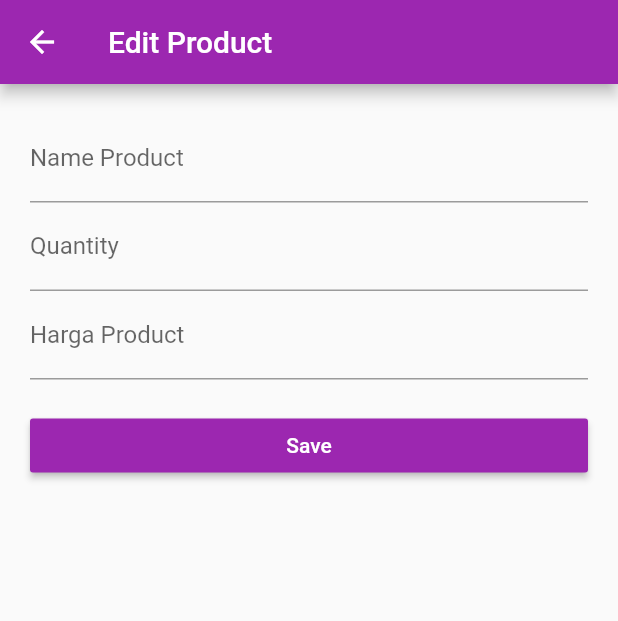
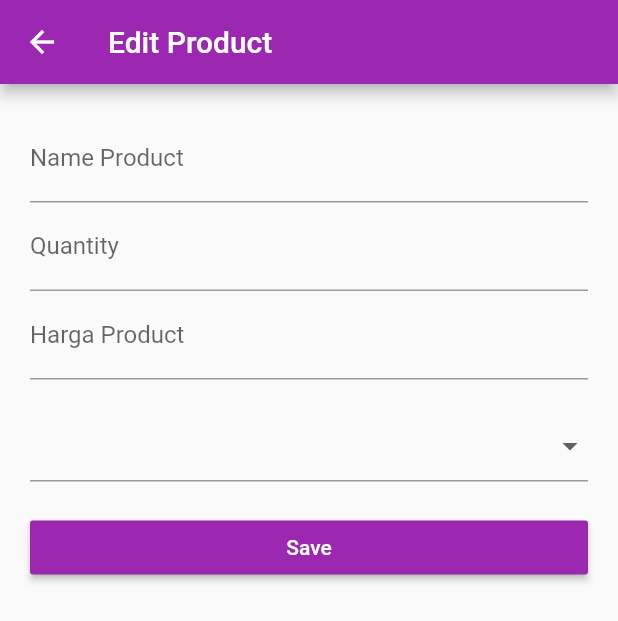
Before and after one commit to AguzR/Rez-Apps, a Flutter app: the EditProduct screen opened directly with empty values, on a phone screen of 412 x 824 dp. Shown: the top 621 px of the screen. Run offline on Flutter 3.47's test engine with Material 2 defaults, Android fonts, the phone set to English and light mode, and no system bars; our stand-ins replace fluttertoast, image_picker, shared_preferences; accounts and stored records are empty; network calls fail.

Commit message:
edit datepicker

```diff
--- a/lib/model/productModel.dart
+++ b/lib/model/productModel.dart
@@ -7,7 +7,8 @@ class ProductModel {
   final String idUsers;
   final String name;
   final String image;
+  final String releasepro;
 
-  ProductModel(this.id, this.namaProduct, this.qty, this.harga, this.created_at, this.idUsers, this.name, this.image);
+  ProductModel(this.id, this.namaProduct, this.qty, this.harga, this.created_at, this.idUsers, this.name, this.image, this.releasepro);
 
 }
--- a/lib/views/bottombar.dart
+++ b/lib/views/bottombar.dart
@@ -19,7 +19,7 @@ class _BottomBarzState extends State<BottomBarz> with TickerProviderStateMixin {
   signOut() async {
     SharedPreferences preferences = await SharedPreferences.getInstance();
     setState(() {
-      preferences.setInt("value", null);
+      preferences.setString("level", null);
       preferences.commit();
       _loginStatus = LoginStatus.notSignIn;
     });
--- a/lib/views/editProduct.dart
+++ b/lib/views/editProduct.dart
@@ -3,8 +3,10 @@ import 'dart:convert';
 import 'package:flutter/material.dart';
 import 'package:flutter/services.dart';
 import 'package:fluttertoast/fluttertoast.dart';
+import 'package:intl/intl.dart';
 import 'package:rez_apps/api/server.dart';
 import 'package:rez_apps/custom/currency.dart';
+import 'package:rez_apps/custom/datePicker.dart';
 import 'package:rez_apps/model/productModel.dart';
 import 'package:http/http.dart' as http;
 
@@ -19,12 +21,16 @@ class EditProduct extends StatefulWidget {
 
 class _EditProductState extends State<EditProduct> {
   String namaProduct, qty, harga;
-
   final _key = new GlobalKey<FormState>();
-
   TextEditingController txtName, txtQty, txtHarga;
+  String pilihTanggal, labelText;
+  DateTime tgl = new DateTime.now();
+  final TextStyle valueStyle = TextStyle(fontSize: 16.0);
+  String tglDate;
+  var formatTgl = new DateFormat('yyyy-MM-dd');
 
   setup() {
+    tglDate = widget.model.releasepro;
     txtName = TextEditingController(text: widget.model.namaProduct);
     txtQty = TextEditingController(text: widget.model.qty);
     txtHarga = TextEditingController(text: widget.model.harga);
@@ -43,7 +49,8 @@ class _EditProductState extends State<EditProduct> {
       "namaProduct": namaProduct,
       "qty": qty,
       "harga": harga.replaceAll(",", ""),
-      "idProduct": widget.model.id
+      "idProduct": widget.model.id,
+      "releasepro" : tglDate
     });
     final data = jsonDecode(response.body);
     int value = data['value'];
@@ -56,6 +63,20 @@ class _EditProductState extends State<EditProduct> {
       });
     } else {
       Fluttertoast.showToast(msg: message, toastLength: Toast.LENGTH_SHORT);
+    }
+  }
+
+  Future<void> _selectedDate(BuildContext context) async {
+    final DateTime picked = await showDatePicker(
+        context: context,
+        initialDate: tgl,
+        firstDate: DateTime(2012),
+        lastDate: DateTime(2099));
+    if (picked != null || picked != tgl) {
+      setState(() {
+       tgl = picked;
+       tglDate = formatTgl.format(tgl);
+      });
     }
   }
 
@@ -111,11 +132,21 @@ class _EditProductState extends State<EditProduct> {
                   return null;
                 },
                 inputFormatters: [
-                  WhitelistingTextInputFormatter.digitsOnly, CurrencyFormat()
+                  WhitelistingTextInputFormatter.digitsOnly,
+                  CurrencyFormat()
                 ],
                 onSaved: (e) => harga = e,
                 decoration: InputDecoration(
                     labelText: "Harga Product", hintText: "Harga Product"),
+              ),
+              Padding(padding: EdgeInsets.only(top: 20.0)),
+              DateDropdwon(
+                labelText: labelText,
+                valueText: tglDate,
+                valueStyle: valueStyle,
+                onPressed: (){
+                  _selectedDate(context);
+                },
               ),
               Padding(padding: EdgeInsets.only(top: 20.0)),
               MaterialButton(
--- a/lib/views/homeUser.dart
+++ b/lib/views/homeUser.dart
@@ -56,6 +56,7 @@ class _HomeUsersState extends State<HomeUsers> {
           api['idUsers'],
           api['name'],
           api['image'],
+          api['releasepro'],
         );
         list.add(pModel);
       });
--- a/lib/views/login.dart
+++ b/lib/views/login.dart
@@ -94,7 +94,7 @@ class _LoginPageState extends State<LoginPage> {
     setState(() {
       value = preferences.getString("level");
 
-      _loginStatus = value == 1
+      _loginStatus = value == "1"
           ? LoginStatus.signIn
           : value == "2" ? LoginStatus.singInUsers : LoginStatus.notSignIn;
     });
--- a/lib/views/product.dart
+++ b/lib/views/product.dart
@@ -57,6 +57,7 @@ class _ProductState extends State<Product> {
           api['idUsers'],
           api['name'],
           api['image'],
+          api['releasepro'],
         );
         // untuk menamilkan data panggil list di isi dengan value pModel
         list.add(pModel);
```
Also changed, not shown: images/hasilupdate.PNG.
